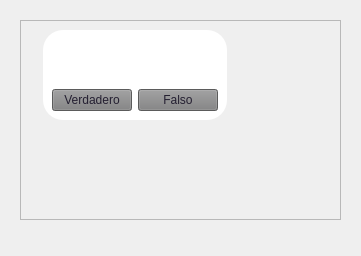
This is formulario.ui in Joscart/Juego-OCA as Qt 5 draws it before an edit. The edited form follows.
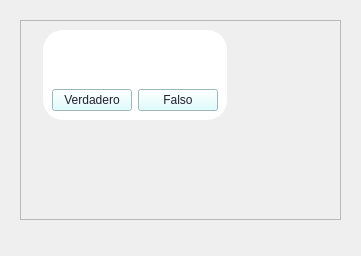
This is the edited form. Icons and pictures are not drawn.

```diff
--- a/formulario.ui
+++ b/formulario.ui
@@ -70,7 +70,7 @@
 }
 
 QPushButton{
-	background-color: rgb(127, 127, 128);
+	background-color: rgb(215, 255, 255);
 	color: rgb(36, 31, 49);
 }</string>
               </property>
```
Left out of the diff: 2 changed lines with no effect on the pictures.
